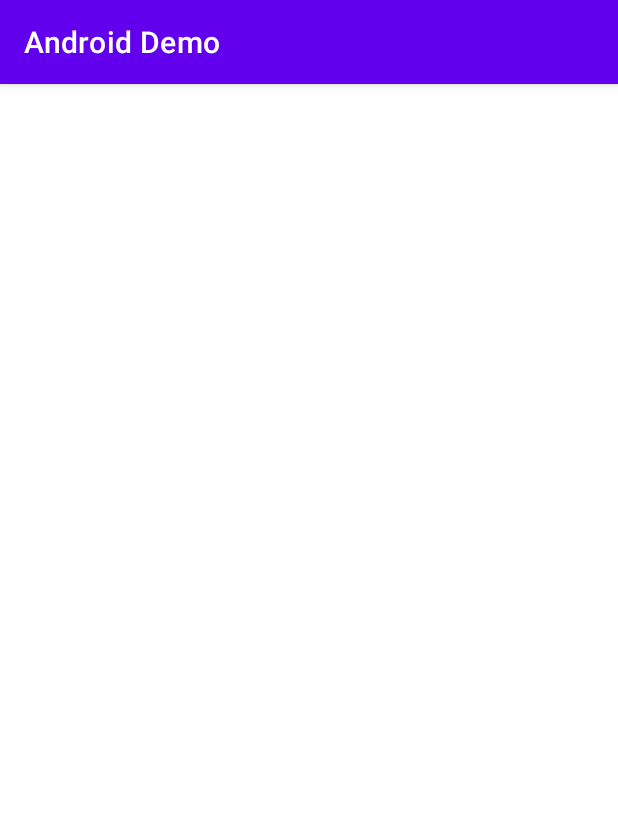
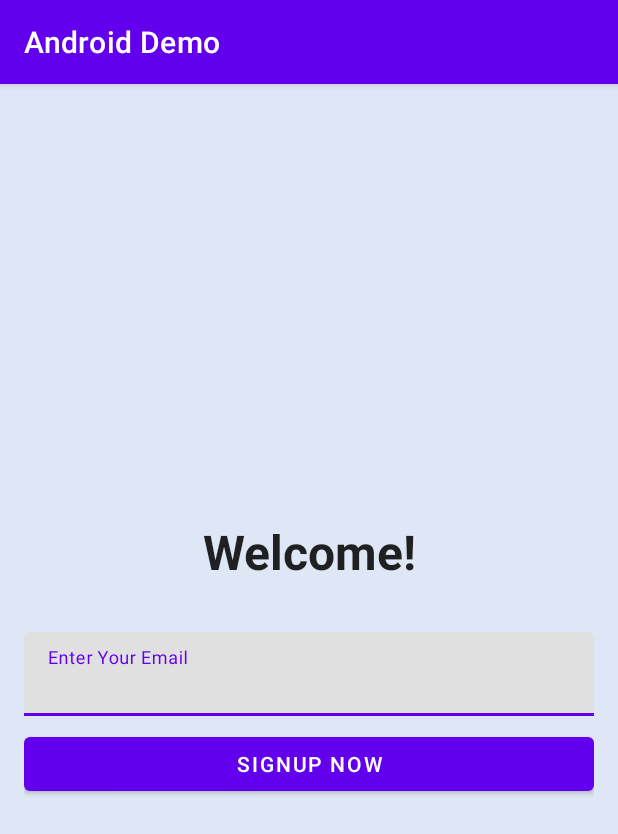
Before and after one commit to NiteshD1/AndroidConceptWithKotlin, an Android app: the screen it shows after launch (MainActivity), on a phone screen of 412 x 824 dp. Shown: the top 834 px of the screen. Run offline under Robolectric (Android 15) with nearby library versions, the light colour scheme and no system bars; our stand-ins replace Timber; libraries missing offline, so code that uses them is left out: com.karumi.dexter.

Commit message:
Changes Done

```diff
--- a/app/src/main/java/com/android/concept/MainActivity.kt
+++ b/app/src/main/java/com/android/concept/MainActivity.kt
@@ -46,9 +46,26 @@ class MainActivity : AppCompatActivity() {
 
         supportActionBar?.title = "Android Demo"
 
+        var email = MainApplication.prefs?.email
+
+        if(email != null){
+            startDashBoardActivity()
+        }
+
+        binding.buttonSignup.setOnClickListener{
+            if(binding.editTextEmail.text != null && binding.editTextEmail.text.toString() != ""){
+                MainApplication.prefs?.email = binding.editTextEmail.text.toString()
+                startDashBoardActivity()
+            }else{
+                Utils.showToast("Enter your email first!")
+            }
+        }
+
+    }
+
+    private fun startDashBoardActivity() {
+        startActivity(Intent(this,DashBoardActivity::class.java))
     }
 
 
-
-
 }
--- a/app/src/main/java/com/android/concept/MainApplication.kt
+++ b/app/src/main/java/com/android/concept/MainApplication.kt
@@ -2,6 +2,7 @@ package com.android.concept
 
 import android.app.Application
 import android.content.Context
+import com.android.concept.db.Prefs
 import timber.log.Timber
 
 class MainApplication : Application() {
@@ -9,6 +10,8 @@ class MainApplication : Application() {
     override fun onCreate() {
         super.onCreate()
         MainApplication.appContext = applicationContext
+
+        prefs = Prefs(appContext)
 
         if(BuildConfig.DEBUG){
             Timber.plant(Timber.DebugTree())
@@ -18,6 +21,7 @@ class MainApplication : Application() {
     companion object {
 
         lateinit  var appContext: Context
+        var prefs:Prefs? = null
 
     }
 }
--- /dev/null
+++ b/app/src/main/java/com/android/concept/db/Prefs.kt
@@ -0,0 +1,15 @@
+package com.android.concept.db
+
+import android.content.Context
+import android.content.SharedPreferences
+
+class Prefs(context: Context) {
+
+    val EMAIL_KEY = "EMAIL_KEY"
+    private val sharedPreferences : SharedPreferences = context.getSharedPreferences("global_shared_preferences",Context.MODE_PRIVATE)
+
+    var email: String?
+    get() = sharedPreferences.getString(EMAIL_KEY,null)
+    set(value) = sharedPreferences.edit().putString(EMAIL_KEY,value).apply()
+
+}
--- a/app/src/main/res/layout/activity_main.xml
+++ b/app/src/main/res/layout/activity_main.xml
@@ -14,13 +14,39 @@
         android:layout_height="wrap_content"
         android:layout_margin="16dp"
         android:orientation="vertical"
+        android:layout_gravity="center"
         app:layout_constraintBottom_toBottomOf="parent"
         app:layout_constraintEnd_toEndOf="parent"
         app:layout_constraintStart_toStartOf="parent"
         app:layout_constraintTop_toTopOf="parent"
         app:layout_constraintVertical_bias="0.49">
 
+        <TextView
+            android:layout_width="match_parent"
+            android:layout_height="wrap_content"
+            android:text="@string/welcome"
+            android:textSize="32sp"
+            android:textColor="@color/grey"
+            android:textStyle="bold"
+            android:textAlignment="center"/>
 
+        <com.google.android.material.textfield.TextInputLayout
+            android:layout_width="match_parent"
+            android:layout_height="wrap_content"
+            android:layout_marginTop="32dp">
+            <com.google.android.material.textfield.TextInputEditText
+                android:layout_width="match_parent"
+                android:layout_height="wrap_content"
+                android:id="@+id/editTextEmail"
+                android:hint="Enter Your Email"/>
+        </com.google.android.material.textfield.TextInputLayout>
+
+        <Button
+            android:layout_width="match_parent"
+            android:layout_height="wrap_content"
+            android:text="SignUp Now"
+            android:id="@+id/buttonSignup"
+            android:layout_marginTop="8dp"/>
     </LinearLayout>
 
 
--- a/app/src/main/res/values/strings.xml
+++ b/app/src/main/res/values/strings.xml
@@ -10,5 +10,6 @@
 
     <string name="dialog_heading">Proceed With Payment…</string>
     <string name="dialog_description">Press Yes to proceed with the Transaction. Please do not press back, while transaction is processing.</string>
+    <string name="welcome">Welcome!</string>
 
 </resources>
```
Also changed, not shown: app/src/main/AndroidManifest.xml (+6 -6 lines), app/src/main/java/com/android/concept/DashBoardActivity.kt (added, +18 -0 lines), app/src/main/res/layout/activity_dash_board.xml (added, +40 -0 lines).
